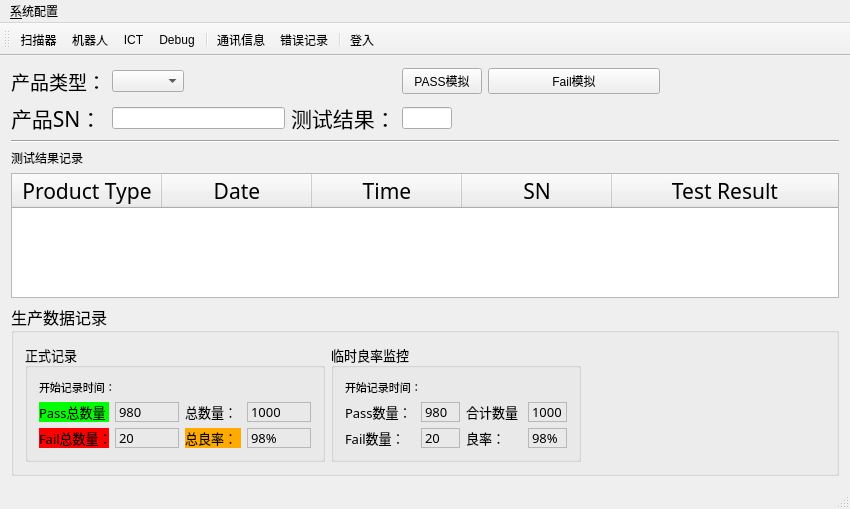
Qt form ict_ur10.ui (eveningwyn/ICT_UR10) before a commit.
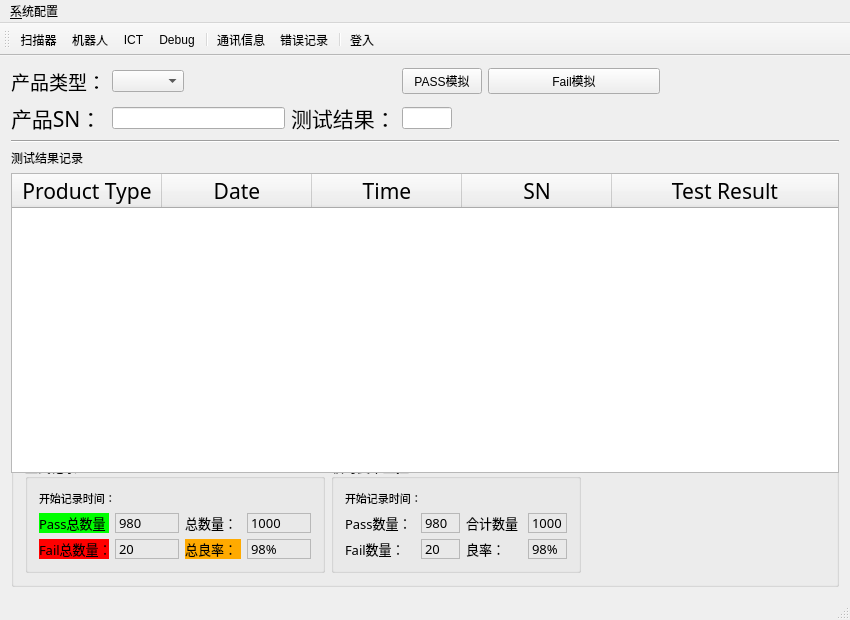
The same form after that commit. Icons and pictures are not drawn.

```diff
--- a/ict_ur10.ui
+++ b/ict_ur10.ui
@@ -7,7 +7,7 @@
     <x>0</x>
     <y>0</y>
     <width>850</width>
-    <height>509</height>
+    <height>620</height>
    </rect>
   </property>
   <property name="minimumSize">
@@ -584,6 +584,12 @@
     </item>
     <item row="4" column="0" colspan="6">
      <widget class="QTableWidget" name="tableWidgetResultList">
+      <property name="minimumSize">
+       <size>
+        <width>0</width>
+        <height>300</height>
+       </size>
+      </property>
       <property name="statusTip">
        <string>测试结果记录清单</string>
       </property>
```
